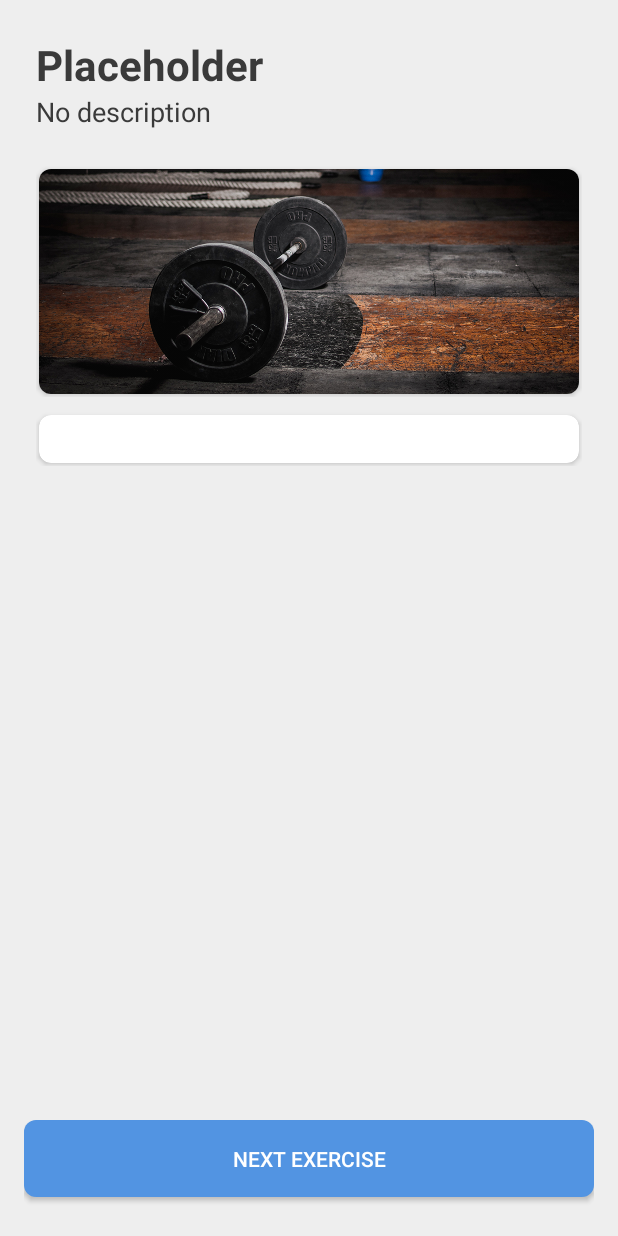
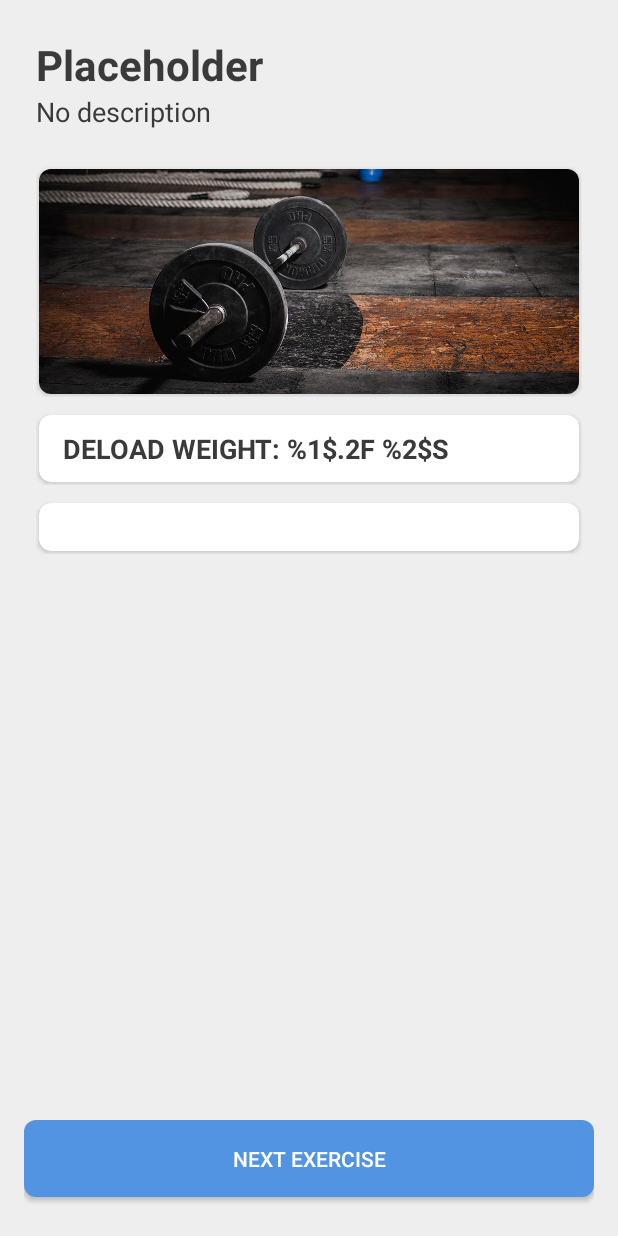
Before and after one commit to Ezzpify/WorkoutPlanner, an Android app: the WorkoutStartActivity screen opened directly, with no data from a screen before it, on a phone screen of 412 x 824 dp. Run offline under Robolectric (Android 15) with nearby library versions, the phone set to English and light mode, and no system bars; our stand-ins replace Picasso, Room's generated code; 13 statements that could not run were skipped.

Commit message:
Added deload

```diff
--- a/Workouts/app/src/main/java/com/casper/workouts/activities/CreateExerciseActivity.kt
+++ b/Workouts/app/src/main/java/com/casper/workouts/activities/CreateExerciseActivity.kt
@@ -63,6 +63,7 @@ class CreateExerciseActivity : AppCompatActivity() {
         val exerciseUnit = exercise_weight_unit.text.toString().trim()
         val exerciseSets = exercise_sets.text.toString().trim()
         val exerciseReps = exercise_weight_reps.text.toString().trim()
+        val deloadPercentage = deload_percentage.text.toString().trim()
 
         if (exerciseName.isEmpty()) {
             exercise_name.error = errorText
@@ -87,6 +88,7 @@ class CreateExerciseActivity : AppCompatActivity() {
         val exerciseWeightDouble = exerciseWeight.toDoubleOrNull()
         val exerciseSetsInt = exerciseSets.toIntOrNull()
         val exerciseRepsInt = exerciseReps.toIntOrNull()
+        val deloadPercentageInt = deloadPercentage.toIntOrNull()
 
         // Send back our reply intent with all the data
         val replyIntent = Intent()
@@ -97,6 +99,7 @@ class CreateExerciseActivity : AppCompatActivity() {
         replyIntent.putExtra(EXTRA_REPLY_UNIT, exerciseUnit)
         replyIntent.putExtra(EXTRA_REPLY_SETS, exerciseSetsInt)
         replyIntent.putExtra(EXTRA_REPLY_REPS, exerciseRepsInt)
+        replyIntent.putExtra(EXTRA_REPLY_DELOAD, deloadPercentageInt)
         replyIntent.putExtra(EXTRA_REPLY_IMAGE, exerciseImagePath)
 
         setResult(Activity.RESULT_OK, replyIntent)
@@ -145,6 +148,7 @@ class CreateExerciseActivity : AppCompatActivity() {
         const val EXTRA_REPLY_UNIT = "REPLY_UNIT"
         const val EXTRA_REPLY_SETS = "REPLY_SETS"
         const val EXTRA_REPLY_REPS = "REPLY_REPS"
+        const val EXTRA_REPLY_DELOAD = "REPLY_DELOAD"
         const val EXTRA_REPLY_IMAGE = "REPLY_IMAGE"
     }
 }
--- a/Workouts/app/src/main/java/com/casper/workouts/activities/WorkoutExerciseListActivity.kt
+++ b/Workouts/app/src/main/java/com/casper/workouts/activities/WorkoutExerciseListActivity.kt
@@ -165,6 +165,7 @@ class WorkoutExerciseListActivity : AppCompatActivity(), DeleteItemCallback {
                 val exerciseWeight = intent.getDoubleExtra(CreateExerciseActivity.EXTRA_REPLY_WEIGHT, -1.0)
                 val exerciseSets = intent.getIntExtra(CreateExerciseActivity.EXTRA_REPLY_SETS, -1)
                 val exerciseReps = intent.getIntExtra(CreateExerciseActivity.EXTRA_REPLY_REPS, -1)
+                val deloadPercent = intent.getIntExtra(CreateExerciseActivity.EXTRA_REPLY_DELOAD, -1)
 
                 // If we have a photo, copy this to our application folder
                 var exerciseImageName = ""
@@ -181,6 +182,7 @@ class WorkoutExerciseListActivity : AppCompatActivity(), DeleteItemCallback {
                     exerciseUnit,
                     if (exerciseSets == -1) null else exerciseSets,
                     if (exerciseReps == -1) null else exerciseReps,
+                    if (deloadPercent == -1) null else deloadPercent,
                     exerciseImageName)
 
                 // Now insert the exercise object and wait for UID to be returned so we can insert relation
--- a/Workouts/app/src/main/java/com/casper/workouts/room/models/Exercise.kt
+++ b/Workouts/app/src/main/java/com/casper/workouts/room/models/Exercise.kt
@@ -23,6 +23,8 @@ data class Exercise (
 
     @ColumnInfo(name = "Reps") var reps: Int?,
 
+    @ColumnInfo(name = "DeloadPercentage") var deloadPercentage: Int?,
+
     @ColumnInfo(name = "ImageName") var imageName: String?,
 
     @ColumnInfo(name = "LastUpdated") var lastUpdated: Long = System.currentTimeMillis()
--- a/Workouts/app/src/main/java/com/casper/workouts/utils/WorkoutUtils.kt
+++ b/Workouts/app/src/main/java/com/casper/workouts/utils/WorkoutUtils.kt
@@ -7,7 +7,7 @@ import com.casper.workouts.room.models.Workout
 import java.io.Serializable
 
 class WorkoutUtils(private val fullWorkout: FullWorkout) {
-    data class WorkoutInfo(val workoutWeek: FullWorkoutWeek, val workoutDay: FullWorkoutDay, val weekIndex: Int, val dayIndex: Int): Serializable
+    data class WorkoutInfo(val workout: Workout, val workoutWeek: FullWorkoutWeek, val workoutDay: FullWorkoutDay, val weekIndex: Int, val dayIndex: Int): Serializable
 
     fun moveDayForward() {
         fullWorkout.workout.currentWorkoutDay += 1
@@ -40,7 +40,7 @@ class WorkoutUtils(private val fullWorkout: FullWorkout) {
         val newDayIndex = newWeek.days.indexOfFirst { it.day.dayId == newDay.day.dayId }
 
         // Returns our new workout day
-        return WorkoutInfo(newWeek, newDay, newWeekIndex, newDayIndex)
+        return WorkoutInfo(getWorkout(), newWeek, newDay, newWeekIndex, newDayIndex)
     }
 
     private fun getNextWeek(): FullWorkoutWeek {
--- a/Workouts/app/src/main/res/layout/activity_workout_start.xml
+++ b/Workouts/app/src/main/res/layout/activity_workout_start.xml
@@ -116,6 +116,42 @@
                 </LinearLayout>
 
                 <LinearLayout
+                    android:id="@+id/deload_parent"
+                    android:layout_width="match_parent"
+                    android:layout_height="wrap_content"
+                    android:layout_marginBottom="@dimen/padding_view_small">
+
+                    <androidx.cardview.widget.CardView
+                        android:layout_width="match_parent"
+                        android:layout_height="wrap_content"
+                        app:cardElevation="@dimen/card_view_elevation"
+                        app:cardCornerRadius="@dimen/rounded_value_normal"
+                        android:layout_margin="@dimen/card_view_margin">
+
+                        <RelativeLayout
+                            android:layout_width="match_parent"
+                            android:layout_height="wrap_content"
+                            android:paddingTop="@dimen/padding_view_small"
+                            android:paddingBottom="@dimen/padding_view_small"
+                            android:paddingStart="@dimen/padding_view_normal"
+                            android:paddingEnd="@dimen/padding_view_normal">
+
+                            <TextView
+                                android:id="@+id/exercise_deload_weight"
+                                android:layout_width="match_parent"
+                                android:layout_height="wrap_content"
+                                android:text="@string/activity_workout_start_deload_weight_format"
+                                android:textAllCaps="true"
+                                android:layout_centerVertical="true"
+                                style="@style/PageSubtitleBold"/>
+
+                        </RelativeLayout>
+
+                    </androidx.cardview.widget.CardView>
+
+                </LinearLayout>
+
+                <LinearLayout
                     android:id="@+id/info_parent"
                     android:layout_width="match_parent"
                     android:layout_height="wrap_content">
--- a/Workouts/app/src/main/res/layout/adapter_workout_exercise_item.xml
+++ b/Workouts/app/src/main/res/layout/adapter_workout_exercise_item.xml
@@ -73,7 +73,7 @@
                     <ImageView
                         android:id="@+id/image"
                         android:layout_width="match_parent"
-                        android:layout_height="125dp"
+                        android:layout_height="85dp"
                         app:srcCompat="@drawable/default_workout_image"
                         android:scaleType="centerCrop"/>
 
@@ -145,7 +145,6 @@
                         android:layout_width="match_parent"
                         android:layout_height="wrap_content"
                         android:ellipsize="end"
-                        android:maxLines="1"
                         android:text="@string/no_description"
                         android:textColor="@color/colorTextGray"
                         android:textSize="@dimen/text_size_medium"/>
--- a/Workouts/app/src/main/res/values/strings.xml
+++ b/Workouts/app/src/main/res/values/strings.xml
@@ -18,6 +18,7 @@
     <string name="never">Never</string>
     <string name="yes">Yes</string>
     <string name="no">No</string>
+    <string name="done">Done</string>
 
     <!-- General errors -->
     <string name="general_error_oops">Something broke horribly.</string>
@@ -76,6 +77,7 @@
     <string name="activity_create_exercise_select_photo">Select photo</string>
     <string name="activity_create_exercise_input_hint_name">* Exercise name</string>
     <string name="activity_create_exercise_input_hint_desc">Exercise description</string>
+    <string name="activity_create_exercise_input_hint_deload">Deload percentage</string>
     <string name="activity_create_exercise_input_tag_desc">* Exercise tag (Chest, bicep, …)</string>
     <string name="activity_create_exercise_input_hint_weight">Current weight</string>
     <string name="activity_create_exercise_input_hint_weight_unit">Unit</string>
@@ -88,6 +90,7 @@
 
     <!-- Activity workout start -->
     <string name="activity_workout_start_weight_format">%1$.2f %2$s</string>
+    <string name="activity_workout_start_deload_weight_format">Deload weight: %1$.2f %2$s</string>
     <string name="activity_workout_start_reps_format">%1$d Repetitions</string>
     <string name="activity_workout_start_sets_format">%1$d Sets</string>
     <string name="activity_workout_start_update_weight">Update weight</string>
```
Also changed, not shown: Workouts/app/src/main/java/com/casper/workouts/activities/EditExerciseActivity.kt (+9 -18 lines), Workouts/app/src/main/java/com/casper/workouts/activities/WorkoutHomeActivity.kt (+3 -5 lines), Workouts/app/src/main/java/com/casper/workouts/activities/WorkoutStartActivity.kt (+23 -2 lines), Workouts/app/src/main/java/com/casper/workouts/room/models/DeloadExercise.kt (deleted, +0 -17 lines), Workouts/app/src/main/java/com/casper/workouts/room/models/Log.kt (+13 -1 lines), Workouts/app/src/main/res/layout/activity_create_exercise.xml (+10 -0 lines), Workouts/app/src/main/res/layout/activity_exercise_edit.xml (+9 -18 lines).
